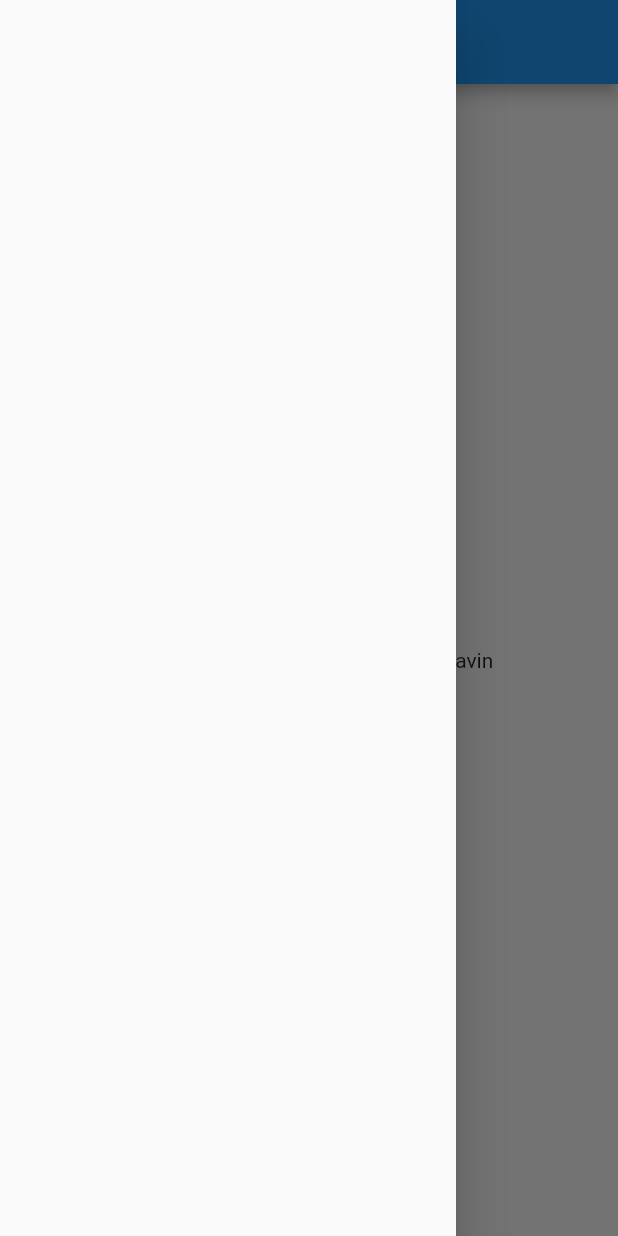
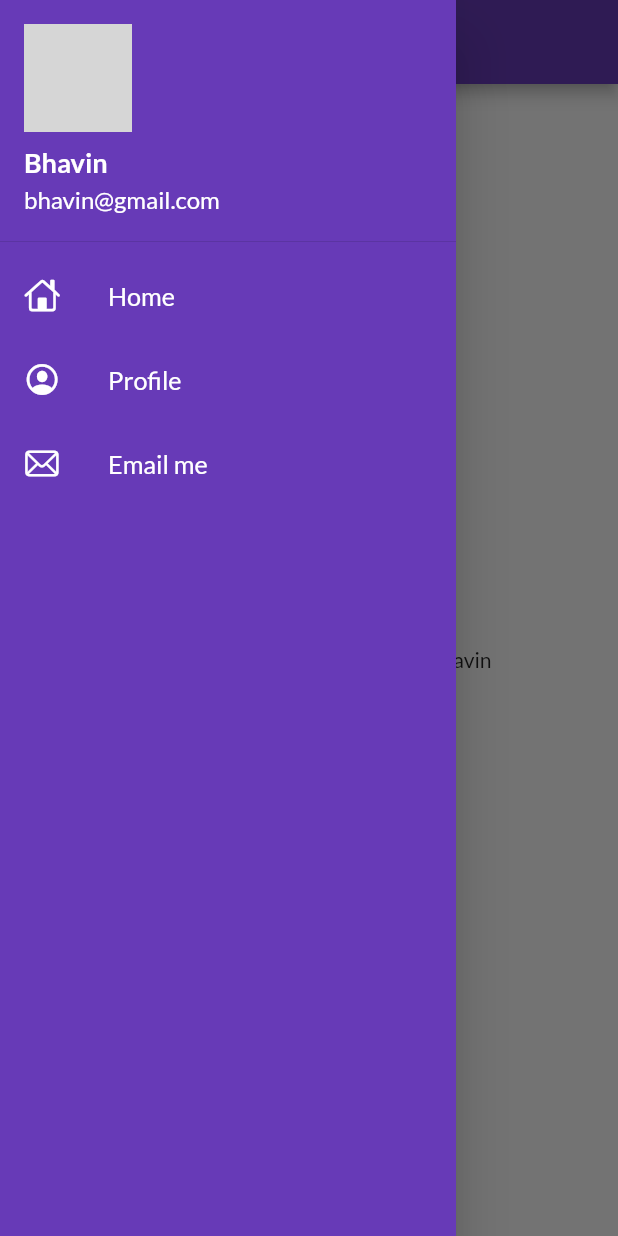
Before and after one commit to modi-bhavin/Flutter_Catalog, a Flutter app: the screen it shows after launch, with the side drawer open, on a phone screen of 412 x 824 dp. Run offline on Flutter 3.47's test engine with Material 2 defaults, Android fonts, the phone set to English and light mode, and no system bars; our stand-ins replace google_fonts; network calls fail; grey boxes are pictures that could not be loaded.

Commit message:
day 9 completed

```diff
--- a/lib/main.dart
+++ b/lib/main.dart
@@ -1,5 +1,8 @@
 import 'package:flutter/material.dart';
-import 'package:flutter_catalog/home_page.dart';
+import 'package:flutter_catalog/pages/home_page.dart';
+import 'package:flutter_catalog/pages/login_page.dart';
+import 'package:flutter_catalog/utils/routes.dart';
+import 'package:google_fonts/google_fonts.dart';
 
 void main() {
   runApp(MyApp());
@@ -9,7 +12,19 @@ class MyApp extends StatelessWidget {
   @override
   Widget build(BuildContext context) {
     return MaterialApp(
-      home: HomePage()
+      debugShowCheckedModeBanner: false,
+      themeMode: ThemeMode.light,
+      theme: ThemeData(
+          primarySwatch: Colors.deepPurple,
+          fontFamily: GoogleFonts.lato().fontFamily,
+          primaryTextTheme: GoogleFonts.latoTextTheme()),
+      darkTheme: ThemeData(brightness: Brightness.dark),
+      initialRoute: MyRoutes.homeRoute,
+      routes: {
+        "/": (context) => LoginPage(),
+        MyRoutes.homeRoute: (context) => HomePage(),
+        MyRoutes.loginRoute: (context) => LoginPage(),
+      },
     );
   }
 }
--- a/lib/home_page.dart
+++ b/lib/pages/home_page.dart
@@ -1,4 +1,6 @@
 import 'package:flutter/material.dart';
+
+import '../widgets/drawer.dart';
 
 class HomePage extends StatelessWidget {
   final int days = 30;
@@ -15,7 +17,7 @@ class HomePage extends StatelessWidget {
           child: Text("Welcome to $days days of flutter by $name"),
         ),
       ),
-      drawer: Drawer(),
+      drawer: MyDrawer(),
     );
   }
 }
--- /dev/null
+++ b/lib/utils/routes.dart
@@ -0,0 +1,4 @@
+class MyRoutes {
+  static String loginRoute = "/login";
+  static String homeRoute = "/home";
+}
--- /dev/null
+++ b/lib/widgets/drawer.dart
@@ -0,0 +1,74 @@
+// ignore_for_file: prefer_const_constructors
+
+import 'package:flutter/cupertino.dart';
+import 'package:flutter/material.dart';
+
+class MyDrawer extends StatelessWidget {
+  @override
+  Widget build(BuildContext context) {
+    final imageURL = "https://avatars.githubusercontent.com/u/122265271?v=4";
+
+    return Drawer(
+      child: Container(
+        color: Colors.deepPurple,
+        child: ListView(
+          padding: EdgeInsets.zero,
+          children: [
+            DrawerHeader(
+                padding: EdgeInsets.zero,
+                child: UserAccountsDrawerHeader(
+                  margin: EdgeInsets.zero,
+                  // decoration: BoxDecoration(color: Colors.orange),
+                  accountName: Text("Bhavin",
+                      style: const TextStyle(
+                          color: Colors.white,
+                          fontSize: 18,
+                          fontWeight: FontWeight.bold)),
+                  accountEmail: Text("bhavin@gmail.com",
+                      style: const TextStyle(
+                          color: Colors.white,
+                          fontSize: 16,
+                          fontWeight: FontWeight.normal)),
+                  currentAccountPicture: CircleAvatar(
+                    backgroundImage: NetworkImage(imageURL),
+                  ),
+                )),
+            ListTile(
+              leading: Icon(
+                CupertinoIcons.home,
+                color: Colors.white,
+              ),
+              title: Text(
+                "Home",
+                textScaleFactor: 1.2,
+                style: TextStyle(color: Colors.white),
+              ),
+            ),
+            ListTile(
+              leading: Icon(
+                CupertinoIcons.profile_circled,
+                color: Colors.white,
+              ),
+              title: Text(
+                "Profile",
+                textScaleFactor: 1.2,
+                style: TextStyle(color: Colors.white),
+              ),
+            ),
+            ListTile(
+              leading: Icon(
+                CupertinoIcons.mail,
+                color: Colors.white,
+              ),
+              title: Text(
+                "Email me",
+                textScaleFactor: 1.2,
+                style: TextStyle(color: Colors.white),
+              ),
+            ),
+          ],
+        ),
+      ),
+    );
+  }
+}
--- a/pubspec.yaml
+++ b/pubspec.yaml
@@ -36,6 +36,7 @@ dependencies:
   # The following adds the Cupertino Icons font to your application.
   # Use with the CupertinoIcons class for iOS style icons.
   cupertino_icons: ^1.0.2
+  google_fonts: ^3.0.1
 
 dev_dependencies:
   flutter_test:
@@ -60,8 +61,8 @@ flutter:
   uses-material-design: true
 
   # To add assets to your application, add an assets section, like this:
-  # assets:
-  #   - images/a_dot_burr.jpeg
+  assets:
+    - assets/images/
   #   - images/a_dot_ham.jpeg
 
   # An image asset can refer to one or more resolution-specific "variants", see
```
Also changed, not shown: lib/pages/login_page.dart (added, +123 -0 lines), assets/images/login1.png (added), assets/images/login_image.png (added), pubspec.lock, 12 other files.
